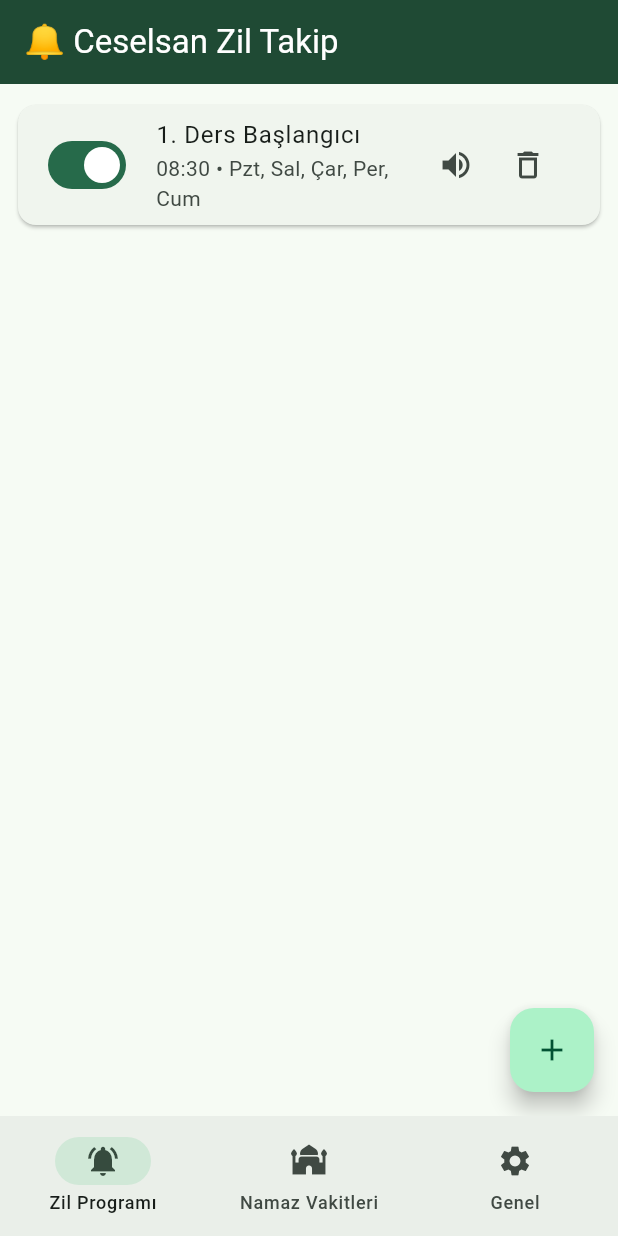
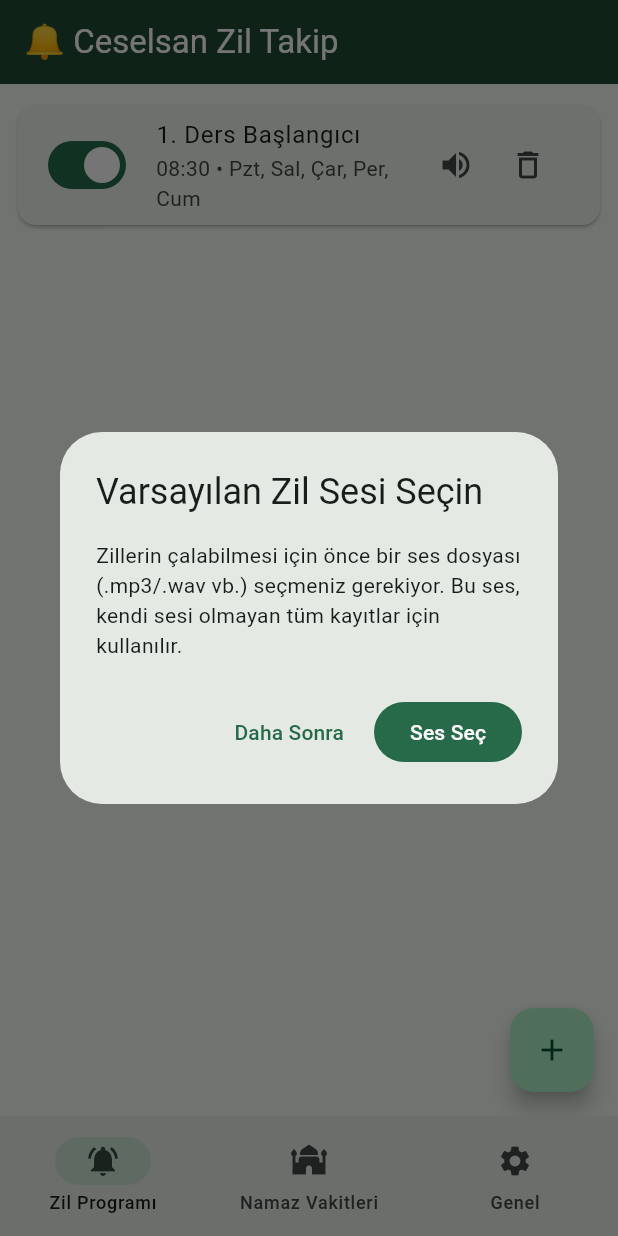
Before and after one commit to Canerakcy/Zil-Takip-Programi, a Flutter app: the screen it shows after launch, after a tap on the "volume up" icon, on a phone screen of 412 x 824 dp. Run offline on Flutter 3.47's test engine with Material 3 defaults, Android fonts, the phone set to English and light mode, and no system bars; our stand-ins replace audioplayers, file_picker, flutter_local_notifications, permission_handler; missing offline and left inert: flutter_background_service; network calls fail.

Commit message:
Android: kaçırılan zilleri düzelt, namaz vakti saatlerini göster, test/varsayılan ses geri bildirimi ekle
- background_service.dart: zaman kontrolü tam dakika eşleşmesi (==)
  yerine 3 dakikalık bir "tolerans penceresi" ile yapılıyor artık.
  Android'de (özellikle pil kısıtlamaları/emülatörler yüzünden)
  zamanlayıcı bir dakikadan fazla gecikirse eski mantıkla o dakika
  tamamen atlanıp zil hiç çalmıyordu - bu, "vakti geldiğinde ses
  çalmıyor" şikayetinin kök nedeniydi. Yeni mantık geç kalınan zilleri
  hâlâ çalar (pencere dışına çıkanları -ör. telefon saatlerce
  uyumuşsa- atlayarak).
- prayer_tab.dart: Namaz Vakitleri sekmesine, seçilen şehir için
  gerçekten çekilen saatler eklendi (her vakidin yanında "05:23" gibi
  gerçek saat, yenile butonu, "İnternetten/önbellekten alındı" durum
  metni, Cuma Namazı kartlarında hesaplanan çalma saati). Önceden
  kullanıcı vakitlerin doğru çekilip çekilmediğini hiçbir yerden
  göremiyordu.
- audio_player_service.dart / home_page.dart: "Test Et" butonuna
  basılınca çalınacak ses yoksa (henüz hiç ses seçilmemiş) artık sessizce
  hiçbir şey olmuyor değil, kullanıcıya bir uyarı (SnackBar) gösteriliyor;
  ayrıca ilk açılışta varsayılan ses seçilmemişse Windows sürümündeki gibi
  kullanıcıdan bir ses seçmesi istenir.

Co-Authored-By: Claude Sonnet 5 <noreply@anthropic.com>
Claude-Session: https://claude.ai/code/session_018uyVpkY1WV76odT2tomxQi

```diff
--- a/zil_takip_android/lib/home_page.dart
+++ b/zil_takip_android/lib/home_page.dart
@@ -6,6 +6,7 @@ import 'package:permission_handler/permission_handler.dart';
 
 import 'audio_player_service.dart';
 import 'config_store.dart';
+import 'dialogs.dart';
 import 'general_tab.dart';
 import 'models.dart';
 import 'prayer_tab.dart';
@@ -65,7 +66,47 @@ class _HomePageState extends State<HomePage> {
       // kalmasın diye varsayılan ayarlarla devam edilir.
       config = AppConfig.createDefault();
     }
-    if (mounted) setState(() => _config = config);
+    if (!mounted) return;
+    setState(() => _config = config);
+    if (config.defaultSound == null) {
+      WidgetsBinding.instance.addPostFrameCallback((_) => _promptDefaultSound());
+    }
+  }
+
+  Future<void> _promptDefaultSound() async {
+    // Windows sürümünde olduğu gibi, ilk açılışta kullanıcıdan bir zil sesi
+    // seçmesi istenir - aksi halde "Test Et" butonlarına basınca hiçbir şey
+    // duyulmaz (çalınacak ses yok) ve bu bir hata gibi görünür.
+    if (!mounted) return;
+    final config = _config;
+    if (config == null || config.defaultSound != null) return;
+    await showDialog<void>(
+      context: context,
+      barrierDismissible: false,
+      builder: (ctx) => AlertDialog(
+        title: const Text('Varsayılan Zil Sesi Seçin'),
+        content: const Text(
+            'Zillerin çalabilmesi için önce bir ses dosyası (.mp3/.wav vb.) '
+            'seçmeniz gerekiyor. Bu ses, kendi sesi olmayan tüm kayıtlar için '
+            'kullanılır.'),
+        actions: [
+          TextButton(
+            onPressed: () => Navigator.pop(ctx),
+            child: const Text('Daha Sonra'),
+          ),
+          FilledButton(
+            onPressed: () async {
+              Navigator.pop(ctx);
+              final path = await pickSoundFile();
+              if (path == null || !mounted) return;
+              setState(() => config.defaultSound = path);
+              await _persist();
+            },
+            child: const Text('Ses Seç'),
+          ),
+        ],
+      ),
+    );
   }
 
   Future<void> _requestNotificationPermission() async {
@@ -104,7 +145,15 @@ class _HomePageState extends State<HomePage> {
   Future<void> _testSound(String? sound) async {
     final config = _config;
     if (config == null) return;
-    await _testPlayer.playFile(sound, config.defaultSound, config.volume);
+    final played =
+        await _testPlayer.playFile(sound, config.defaultSound, config.volume);
+    if (!played && mounted) {
+      ScaffoldMessenger.of(context).showSnackBar(const SnackBar(
+        content: Text(
+            'Çalınacak ses yok - önce bu kayıt için bir ses seçin ya da '
+            'Genel sekmesinden varsayılan sesi ayarlayın.'),
+      ));
+    }
   }
 
   @override
--- a/zil_takip_android/lib/prayer_tab.dart
+++ b/zil_takip_android/lib/prayer_tab.dart
@@ -5,6 +5,7 @@ import 'package:flutter/material.dart';
 
 import 'dialogs.dart';
 import 'models.dart';
+import 'prayer_service.dart';
 
 class PrayerTab extends StatefulWidget {
   final AppConfig config;
@@ -26,6 +27,10 @@ class _PrayerTabState extends State<PrayerTab> {
   late final TextEditingController _cityController;
   late final TextEditingController _countryController;
 
+  Map<String, String>? _timings;
+  bool _loadingTimings = false;
+  String? _timingsStatus;
+
   PrayerTimesConfig get _pt => widget.config.prayerTimes;
 
   @override
@@ -33,6 +38,7 @@ class _PrayerTabState extends State<PrayerTab> {
     super.initState();
     _cityController = TextEditingController(text: _pt.city);
     _countryController = TextEditingController(text: _pt.country);
+    if (_pt.city.trim().isNotEmpty) _fetchTimings();
   }
 
   @override
@@ -42,10 +48,50 @@ class _PrayerTabState extends State<PrayerTab> {
     super.dispose();
   }
 
+  Future<void> _fetchTimings() async {
+    final city = _pt.city.trim();
+    final country = _pt.country.trim();
+    if (city.isEmpty) {
+      setState(() {
+        _timings = null;
+        _timingsStatus = 'Önce bir şehir girin.';
+      });
+      return;
+    }
+    setState(() {
+      _loadingTimings = true;
+      _timingsStatus = null;
+    });
+    try {
+      final (timings, fromNetwork) =
+          await getCachedOrFetchDay(city, country, DateTime.now());
+      if (!mounted) return;
+      setState(() {
+        _timings = timings;
+        _loadingTimings = false;
+        _timingsStatus = timings == null
+            ? '$city için vakitler alınamadı - internet bağlantısını kontrol edin.'
+            : (fromNetwork
+                ? '$city için bugünün vakitleri internetten alındı.'
+                : '$city için önbellekteki vakitler gösteriliyor (internet yok).');
+      });
+    } catch (_) {
+      if (!mounted) return;
+      setState(() {
+        _timings = null;
+        _loadingTimings = false;
+        _timingsStatus = '$city için vakitler alınamadı - internet bağlantısını kontrol edin.';
+      });
+    }
+  }
+
   void _commitLocation() {
+    final cityChanged = _pt.city != _cityController.text.trim();
+    final countryChanged = _pt.country != _countryController.text.trim();
     _pt.city = _cityController.text.trim();
     _pt.country = _countryController.text.trim();
     widget.onChanged();
+    if (cityChanged || countryChanged) _fetchTimings();
   }
 
   Future<void> _pickVakitSound(String vakit) async {
@@ -98,6 +144,7 @@ class _PrayerTabState extends State<PrayerTab> {
 
   @override
   Widget build(BuildContext context) {
+    final ogle = _timings?['ogle'];
     return ListView(
       padding: const EdgeInsets.all(16),
       children: [
@@ -130,8 +177,32 @@ class _PrayerTabState extends State<PrayerTab> {
                 onTapOutside: (_) => _commitLocation(),
               ),
             ),
+            IconButton(
+              icon: _loadingTimings
+                  ? const SizedBox(
+                      width: 20,
+                      height: 20,
+                      child: CircularProgressIndicator(strokeWidth: 2),
+                    )
+                  : const Icon(Icons.refresh),
+              tooltip: 'Bugünün Vakitlerini Göster',
+              onPressed: _loadingTimings
+                  ? null
+                  : () {
+                      _commitLocation();
+                      _fetchTimings();
+                    },
+            ),
           ],
         ),
+        if (_timingsStatus != null)
+          Padding(
+            padding: const EdgeInsets.only(top: 8),
+            child: Text(
+              _timingsStatus!,
+              style: Theme.of(context).textTheme.bodySmall,
+            ),
+          ),
         const SizedBox(height: 24),
         Text('Günlük Vakit Sesi', style: Theme.of(context).textTheme.titleMedium),
         const SizedBox(height: 8),
@@ -140,7 +211,19 @@ class _PrayerTabState extends State<PrayerTab> {
             children: [
               for (final vakit in vakitKeys)
                 ListTile(
-                  title: Text(vakitLabels[vakit]!),
+                  title: Row(
+                    children: [
+                      Text(vakitLabels[vakit]!),
+                      const SizedBox(width: 8),
+                      Text(
+                        _timings?[vakit] ?? '--:--',
+                        style: Theme.of(context)
+                            .textTheme
+                            .bodyMedium
+                            ?.copyWith(fontWeight: FontWeight.bold),
+                      ),
+                    ],
+                  ),
                   subtitle: Text(soundDisplayName(_pt.daily[vakit]!.sound)),
                   trailing: Row(
                     mainAxisSize: MainAxisSize.min,
@@ -180,6 +263,14 @@ class _PrayerTabState extends State<PrayerTab> {
             ),
           ],
         ),
+        if (ogle != null)
+          Padding(
+            padding: const EdgeInsets.only(bottom: 8),
+            child: Text(
+              'Bugün öğle vakti: $ogle - Cuma namazı zilleri bu saate göre hesaplanır.',
+              style: Theme.of(context).textTheme.bodySmall,
+            ),
+          ),
         if (_pt.fridayOffsets.isEmpty)
           const Padding(
             padding: EdgeInsets.symmetric(vertical: 8),
@@ -198,7 +289,9 @@ class _PrayerTabState extends State<PrayerTab> {
               title: Text(offset.label.isNotEmpty
                   ? offset.label
                   : 'Cuma Namazı - ${offset.minutes} dk ${offset.direction == 'before' ? 'kala' : 'sonra'}'),
-              subtitle: Text(soundDisplayName(offset.sound)),
+              subtitle: Text(ogle != null
+                  ? '${soundDisplayName(offset.sound)} • Çalma saati: ${applyOffsetMinutes(ogle, offset.direction == 'after' ? offset.minutes : -offset.minutes)}'
+                  : soundDisplayName(offset.sound)),
               onTap: () => _editFridayOffset(offset),
               trailing: Row(
                 mainAxisSize: MainAxisSize.min,
```
Also changed, not shown: zil_takip_android/lib/audio_player_service.dart (+5 -3 lines), zil_takip_android/lib/background_service.dart (+24 -5 lines).
